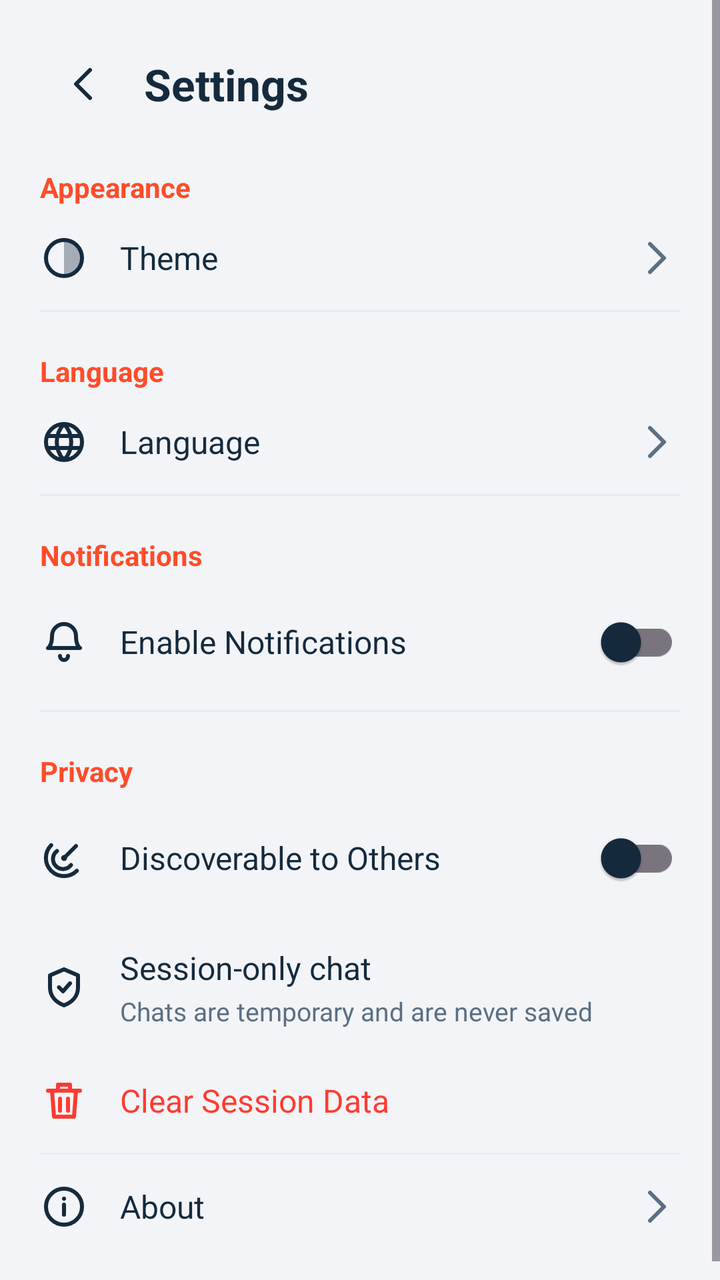
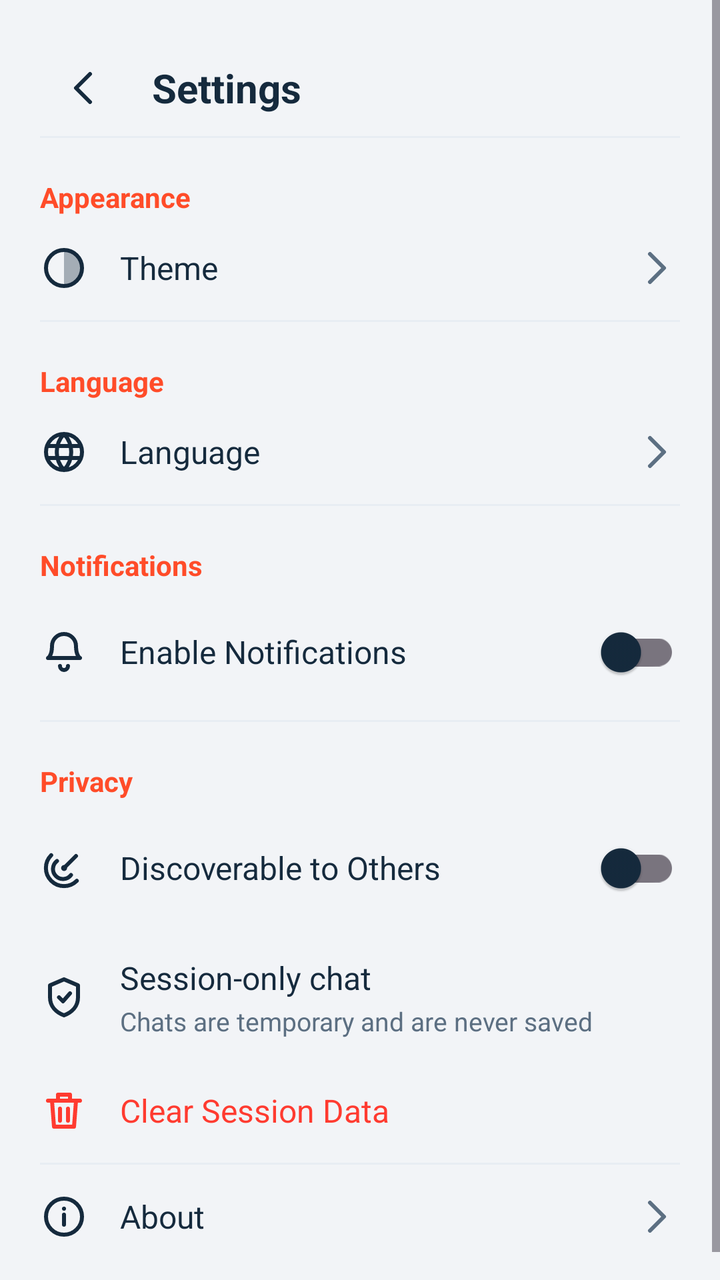

An Android layout rendered at two revisions. The XML below is the earlier revision; the diff shows what the commit changed to produce the second picture.
<!-- AndroidManifest.xml: application theme Theme.AirWave -->
<!-- res/layout/activity_settings.xml -->
<?xml version="1.0" encoding="utf-8"?>
<ScrollView xmlns:android="http://schemas.android.com/apk/res/android"
    android:layout_width="match_parent"
    android:layout_height="match_parent">

    <LinearLayout
        android:layout_width="match_parent"
        android:layout_height="wrap_content"
        android:orientation="vertical"
        android:padding="20dp">

        <LinearLayout
            android:layout_width="match_parent"
            android:layout_height="wrap_content"
            android:gravity="center_vertical"
            android:orientation="horizontal">

            <ImageButton
                android:id="@+id/backButton"
                android:layout_width="44dp"
                android:layout_height="44dp"
                android:background="?attr/selectableItemBackgroundBorderless"
                android:contentDescription="@string/cancel"
                android:src="@drawable/ic_back" />

            <TextView
                android:layout_width="wrap_content"
                android:layout_height="wrap_content"
                android:layout_marginStart="8dp"
                android:text="@string/settings"
                android:textColor="?attr/colorOnSurface"
                android:textSize="22sp"
                android:textStyle="bold" />
        </LinearLayout>

        <TextView
            android:layout_width="wrap_content"
            android:layout_height="wrap_content"
            android:layout_marginTop="20dp"
            android:text="@string/appearance"
            android:textColor="?attr/colorPrimary"
            android:textSize="14sp"
            android:textStyle="bold" />

        <LinearLayout
            android:id="@+id/themeRow"
            android:layout_width="match_parent"
            android:layout_height="wrap_content"
            android:clickable="true"
            android:focusable="true"
            android:gravity="center_vertical"
            android:orientation="horizontal"
            android:paddingVertical="14dp">

            <ImageView
                android:layout_width="24dp"
                android:layout_height="24dp"
                android:src="@drawable/ic_theme" />

            <TextView
                android:layout_width="0dp"
                android:layout_height="wrap_content"
                android:layout_marginStart="16dp"
                android:layout_weight="1"
                android:text="@string/theme"
                android:textColor="?attr/colorOnSurface"
                android:textSize="16sp" />

            <TextView
                android:id="@+id/themeValue"
                android:layout_width="wrap_content"
                android:layout_height="wrap_content"
                android:layout_marginEnd="8dp"
                android:textColor="?attr/colorOnSurfaceVariant"
                android:textSize="14sp" />

            <ImageView
                android:layout_width="24dp"
                android:layout_height="24dp"
                android:src="@drawable/ic_chevron" />
        </LinearLayout>

        <View
            android:layout_width="match_parent"
            android:layout_height="1dp"
            android:background="?attr/colorSurfaceVariant" />

        <TextView
            android:layout_width="wrap_content"
            android:layout_height="wrap_content"
            android:layout_marginTop="20dp"
            android:text="@string/language"
            android:textColor="?attr/colorPrimary"
            android:textSize="14sp"
            android:textStyle="bold" />

        <LinearLayout
            android:id="@+id/languageRow"
            android:layout_width="match_parent"
            android:layout_height="wrap_content"
            android:clickable="true"
            android:focusable="true"
            android:gravity="center_vertical"
            android:orientation="horizontal"
            android:paddingVertical="14dp">

            <ImageView
                android:layout_width="24dp"
                android:layout_height="24dp"
                android:src="@drawable/ic_language" />

            <TextView
                android:layout_width="0dp"
                android:layout_height="wrap_content"
                android:layout_marginStart="16dp"
                android:layout_weight="1"
                android:text="@string/language"
                android:textColor="?attr/colorOnSurface"
                android:textSize="16sp" />

            <TextView
                android:id="@+id/languageValue"
                android:layout_width="wrap_content"
                android:layout_height="wrap_content"
                android:layout_marginEnd="8dp"
                android:textColor="?attr/colorOnSurfaceVariant"
                android:textSize="14sp" />

            <ImageView
                android:layout_width="24dp"
                android:layout_height="24dp"
                android:src="@drawable/ic_chevron" />
        </LinearLayout>

        <View
            android:layout_width="match_parent"
            android:layout_height="1dp"
            android:background="?attr/colorSurfaceVariant" />

        <TextView
            android:layout_width="wrap_content"
            android:layout_height="wrap_content"
            android:layout_marginTop="20dp"
            android:text="@string/notifications"
            android:textColor="?attr/colorPrimary"
            android:textSize="14sp"
            android:textStyle="bold" />

        <LinearLayout
            android:layout_width="match_parent"
            android:layout_height="wrap_content"
            android:gravity="center_vertical"
            android:orientation="horizontal"
            android:paddingVertical="10dp">

            <ImageView
                android:layout_width="24dp"
                android:layout_height="24dp"
                android:src="@drawable/ic_bell" />

            <TextView
                android:layout_width="0dp"
                android:layout_height="wrap_content"
                android:layout_marginStart="16dp"
                android:layout_weight="1"
                android:text="@string/enable_notifications"
                android:textColor="?attr/colorOnSurface"
                android:textSize="16sp" />

            <androidx.appcompat.widget.SwitchCompat
                android:id="@+id/notificationsSwitch"
                android:layout_width="wrap_content"
                android:layout_height="wrap_content" />
        </LinearLayout>

        <View
            android:layout_width="match_parent"
            android:layout_height="1dp"
            android:background="?attr/colorSurfaceVariant" />

        <TextView
            android:layout_width="wrap_content"
            android:layout_height="wrap_content"
            android:layout_marginTop="20dp"
            android:text="@string/privacy"
            android:textColor="?attr/colorPrimary"
            android:textSize="14sp"
            android:textStyle="bold" />

        <LinearLayout
            android:layout_width="match_parent"
            android:layout_height="wrap_content"
            android:gravity="center_vertical"
            android:orientation="horizontal"
            android:paddingVertical="10dp">

            <ImageView
                android:layout_width="24dp"
                android:layout_height="24dp"
                android:src="@drawable/ic_radar" />

            <TextView
                android:layout_width="0dp"
                android:layout_height="wrap_content"
                android:layout_marginStart="16dp"
                android:layout_weight="1"
                android:text="@string/discoverable"
                android:textColor="?attr/colorOnSurface"
                android:textSize="16sp" />

            <androidx.appcompat.widget.SwitchCompat
                android:id="@+id/discoverableSwitch"
                android:layout_width="wrap_content"
                android:layout_height="wrap_content" />
        </LinearLayout>

        <LinearLayout
            android:layout_width="match_parent"
            android:layout_height="wrap_content"
            android:gravity="center_vertical"
            android:orientation="horizontal"
            android:paddingVertical="10dp">

            <ImageView
                android:layout_width="24dp"
                android:layout_height="24dp"
                android:src="@drawable/ic_shield" />

            <LinearLayout
                android:layout_width="0dp"
                android:layout_height="wrap_content"
                android:layout_marginStart="16dp"
                android:layout_weight="1"
                android:orientation="vertical">

                <TextView
                    android:layout_width="wrap_content"
                    android:layout_height="wrap_content"
                    android:text="@string/session_only"
                    android:textColor="?attr/colorOnSurface"
                    android:textSize="16sp" />

                <TextView
                    android:layout_width="wrap_content"
                    android:layout_height="wrap_content"
                    android:layout_marginTop="2dp"
                    android:text="@string/session_only_summary"
                    android:textColor="?attr/colorOnSurfaceVariant"
                    android:textSize="13sp" />
            </LinearLayout>
        </LinearLayout>

        <LinearLayout
            android:id="@+id/clearDataRow"
            android:layout_width="match_parent"
            android:layout_height="wrap_content"
            android:clickable="true"
            android:focusable="true"
            android:gravity="center_vertical"
            android:orientation="horizontal"
            android:paddingVertical="14dp">

            <ImageView
                android:layout_width="24dp"
                android:layout_height="24dp"
                android:src="@drawable/ic_delete"
                android:tint="@color/danger" />

            <TextView
                android:layout_width="wrap_content"
                android:layout_height="wrap_content"
                android:layout_marginStart="16dp"
                android:text="@string/clear_data"
                android:textColor="@color/danger"
                android:textSize="16sp" />
        </LinearLayout>

        <View
            android:layout_width="match_parent"
            android:layout_height="1dp"
            android:background="?attr/colorSurfaceVariant" />

        <LinearLayout
            android:id="@+id/aboutRow"
            android:layout_width="match_parent"
            android:layout_height="wrap_content"
            android:clickable="true"
            android:focusable="true"
            android:gravity="center_vertical"
            android:orientation="horizontal"
            android:paddingVertical="14dp">

            <ImageView
                android:layout_width="24dp"
                android:layout_height="24dp"
                android:src="@drawable/ic_info" />

            <TextView
                android:layout_width="0dp"
                android:layout_height="wrap_content"
                android:layout_marginStart="16dp"
                android:layout_weight="1"
                android:text="@string/about"
                android:textColor="?attr/colorOnSurface"
                android:textSize="16sp" />

            <ImageView
                android:layout_width="24dp"
                android:layout_height="24dp"
                android:src="@drawable/ic_chevron" />
        </LinearLayout>
    </LinearLayout>
</ScrollView>
<!-- resources referenced by this layout -->
<resources>
  <color name="danger">#FF3B30</color>
  <!-- drawable ic_back (drawable) -->
  <vector xmlns:android="http://schemas.android.com/apk/res/android"
      android:width="24dp" android:height="24dp"
      android:viewportWidth="24" android:viewportHeight="24">
      <path
          android:strokeColor="?attr/colorOnSurface"
          android:strokeWidth="2"
          android:strokeLineCap="round"
          android:strokeLineJoin="round"
          android:pathData="M15,5 L8,12 L15,19" />
  </vector>
  <!-- drawable ic_bell (drawable) -->
  <vector xmlns:android="http://schemas.android.com/apk/res/android"
      android:width="24dp" android:height="24dp"
      android:viewportWidth="24" android:viewportHeight="24">
      <path
          android:strokeColor="?attr/colorOnSurface"
          android:strokeWidth="2"
          android:strokeLineCap="round"
          android:strokeLineJoin="round"
          android:pathData="M6,9a6,6 0 1,1 12,0c0,5 2,6 2,6H4s2,-1 2,-6z M10,19a2,2 0 0,0 4,0" />
  </vector>
  <!-- drawable ic_chevron (drawable) -->
  <vector xmlns:android="http://schemas.android.com/apk/res/android"
      android:width="24dp" android:height="24dp"
      android:viewportWidth="24" android:viewportHeight="24">
      <path
          android:strokeColor="?attr/colorOnSurfaceVariant"
          android:strokeWidth="2"
          android:strokeLineCap="round"
          android:strokeLineJoin="round"
          android:pathData="M9,5 L16,12 L9,19" />
  </vector>
  <!-- drawable ic_delete (drawable) -->
  <vector xmlns:android="http://schemas.android.com/apk/res/android"
      android:width="24dp" android:height="24dp"
      android:viewportWidth="24" android:viewportHeight="24">
      <path
          android:strokeColor="?attr/colorOnSurface"
          android:strokeWidth="2"
          android:strokeLineCap="round"
          android:strokeLineJoin="round"
          android:pathData="M4,7h16 M9,7V4h6v3 M6,7l1,13h10l1,-13 M10,11v6 M14,11v6" />
  </vector>
  <!-- drawable ic_language (drawable) -->
  <vector xmlns:android="http://schemas.android.com/apk/res/android"
      android:width="24dp" android:height="24dp"
      android:viewportWidth="24" android:viewportHeight="24">
      <path
          android:strokeColor="?attr/colorOnSurface"
          android:strokeWidth="2"
          android:strokeLineCap="round"
          android:pathData="M12,21a9,9 0 1,0 0,-18a9,9 0 1,0 0,18z M3.5,9h17 M3.5,15h17 M12,3a13,13 0 0,1 0,18 M12,3a13,13 0 0,0 0,18" />
  </vector>
  <string name="about">About</string>
  <string name="appearance">Appearance</string>
  <string name="cancel">Cancel</string>
  <string name="clear_data">Clear Session Data</string>
  <string name="discoverable">Discoverable to Others</string>
  <string name="enable_notifications">Enable Notifications</string>
  <string name="language">Language</string>
  <string name="notifications">Notifications</string>
  <string name="privacy">Privacy</string>
  <string name="session_only">Session-only chat</string>
  <string name="session_only_summary">Chats are temporary and are never saved</string>
  <string name="settings">Settings</string>
  <string name="theme">Theme</string>
  <color name="accent">#FF4C29</color>
  <color name="bg">#F2F4F7</color>
  <color name="card">#FFFFFF</color>
  <color name="text_primary">#152A3D</color>
  <color name="card2">#E8EDF3</color>
  <color name="text_secondary">#5C6F82</color>
  <style name="AirWaveWindowAnim">
          <item name="android:activityOpenEnterAnimation">@anim/slide_in_right</item>
          <item name="android:activityOpenExitAnimation">@anim/slide_out_left</item>
          <item name="android:activityCloseEnterAnimation">@anim/slide_in_left</item>
          <item name="android:activityCloseExitAnimation">@anim/slide_out_right</item>
      </style>
  <!-- unchanged entries left out for length: 5 -->
</resources>

<!-- the commit's change to res/layout/activity_settings.xml (unified diff, before → after) -->
@@ -11,7 +11,7 @@
 
         <LinearLayout
             android:layout_width="match_parent"
-            android:layout_height="wrap_content"
+            android:layout_height="48dp"
             android:gravity="center_vertical"
             android:orientation="horizontal">
 
@@ -26,12 +26,18 @@
             <TextView
                 android:layout_width="wrap_content"
                 android:layout_height="wrap_content"
-                android:layout_marginStart="8dp"
+                android:layout_marginStart="12dp"
                 android:text="@string/settings"
                 android:textColor="?attr/colorOnSurface"
-                android:textSize="22sp"
+                android:textSize="20sp"
                 android:textStyle="bold" />
         </LinearLayout>
+
+        
+        <View
+            android:layout_width="match_parent"
+            android:layout_height="1dp"
+            android:background="?attr/colorSurfaceVariant" />
 
         <TextView
             android:layout_width="wrap_content"
